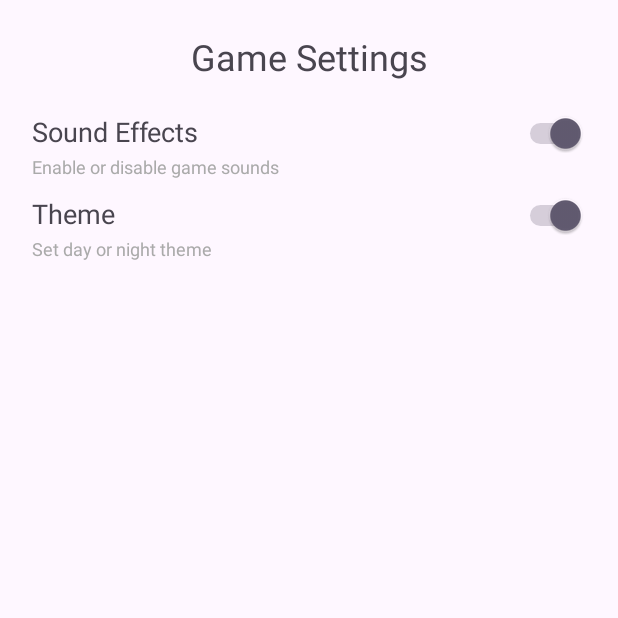
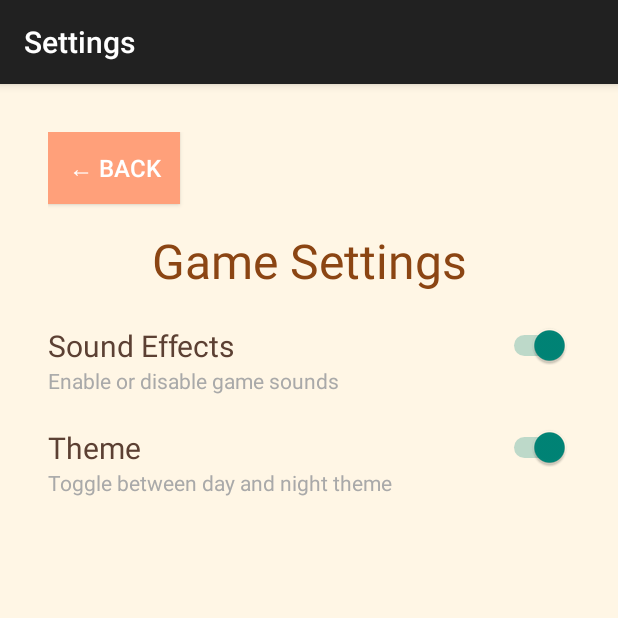
Before and after one commit to Vqli412/PetSimulator, an Android app: the SettingsActivity screen opened directly, with no data from a screen before it, on a phone screen of 412 x 824 dp, the top half of it. Run offline under Robolectric (Android 15) with nearby library versions, the phone set to English and light mode, and no system bars.

Commit message:
settings button, added night and day, changes setting view ui

```diff
--- a/app/src/main/java/com/example/finalproject/SettingsActivity.kt
+++ b/app/src/main/java/com/example/finalproject/SettingsActivity.kt
@@ -7,32 +7,34 @@ import androidx.appcompat.app.AppCompatActivity
 class SettingsActivity : AppCompatActivity() {
 
     override fun onCreate(savedInstanceState: Bundle?) {
-        super.onCreate(savedInstanceState)
-
         val prefs = getSharedPreferences(PREFS, Context.MODE_PRIVATE)
         val isDay = prefs.getBoolean(KEY_THEME_IS_DAY, true)
 
-        // Create the SettingsView
+        // Apply theme before super.onCreate
+        if (!isDay) {
+            setTheme(R.style.AppTheme_Night)
+        } else {
+            setTheme(R.style.AppTheme_Day)
+        }
+
+        super.onCreate(savedInstanceState)
+
         val settingsView = SettingsView(this).apply {
             setTitle("Game Settings")
 
-            // Load saved preferences (you would typically use SharedPreferences)
-            setInitialSettings(
-                soundEnabled = true, //default value
-                themeIsDay   = isDay
-            )
+            setInitialSettings(soundEnabled = true, themeIsDay = isDay)
 
-            // Set up toggle listeners
-            setOnSoundToggleChanged { isChecked ->
+            setOnSoundToggleChanged {
                 // Save sound preference
-                // Example: sharedPreferences.edit().putBoolean("sound_enabled", isChecked).apply()
             }
 
             setOnThemeToggleChanged { isChecked ->
-                val prefs = getSharedPreferences(PREFS, Context.MODE_PRIVATE)
-                prefs.edit()
-                    .putBoolean(KEY_THEME_IS_DAY, isChecked)
-                    .apply()
+                prefs.edit().putBoolean(KEY_THEME_IS_DAY, isChecked).apply()
+                recreate()
+            }
+
+            setOnBackButtonClicked {
+                finish() // Go back to PethomeActivity or previous screen
             }
         }
 
@@ -40,7 +42,7 @@ class SettingsActivity : AppCompatActivity() {
     }
 
     companion object {
-        val PREFS = "game_prefs"
-        val KEY_THEME_IS_DAY = "theme_is_day"
+        const val PREFS = "game_prefs"
+        const val KEY_THEME_IS_DAY = "theme_is_day"
     }
 }
--- a/app/src/main/java/com/example/finalproject/SettingsView.kt
+++ b/app/src/main/java/com/example/finalproject/SettingsView.kt
@@ -1,12 +1,11 @@
 package com.example.finalproject
 
 import android.content.Context
+import android.graphics.Color
 import android.util.AttributeSet
 import android.view.Gravity
-import android.widget.FrameLayout
-import android.widget.LinearLayout
-import android.widget.Switch
-import android.widget.TextView
+import android.widget.*
+import androidx.core.content.ContextCompat
 import androidx.core.view.setMargins
 
 class SettingsView @JvmOverloads constructor(
@@ -18,23 +17,38 @@ class SettingsView @JvmOverloads constructor(
     private val titleTextView: TextView
     private val soundSwitch: Switch
     private val themeSwitch: Switch
+    private val backButton: Button
 
     init {
-        // Set up the root layout
-        layoutParams = LayoutParams(LayoutParams.MATCH_PARENT, LayoutParams.MATCH_PARENT)
-        setPadding(32, 32, 32, 32)
+        setBackgroundColor(ContextCompat.getColor(context, R.color.stardew_bg)) // pastel background
 
-        // Create a vertical LinearLayout to hold all elements
         val mainLayout = LinearLayout(context).apply {
             orientation = LinearLayout.VERTICAL
-            layoutParams = LayoutParams(LayoutParams.MATCH_PARENT, LayoutParams.WRAP_CONTENT)
+            layoutParams = LayoutParams(LayoutParams.MATCH_PARENT, LayoutParams.MATCH_PARENT)
+            gravity = Gravity.CENTER_HORIZONTAL
+            setPadding(48, 48, 48, 48)
         }
 
-        // Title Text
+        // Back Button
+        backButton = Button(context).apply {
+            text = "← Back"
+            textSize = 16f
+            setBackgroundColor(ContextCompat.getColor(context, R.color.stardew_accent))
+            setTextColor(Color.WHITE)
+            layoutParams = LinearLayout.LayoutParams(
+                LinearLayout.LayoutParams.WRAP_CONTENT,
+                LinearLayout.LayoutParams.WRAP_CONTENT
+            ).apply {
+                gravity = Gravity.START
+                setMargins(0, 0, 0, 24)
+            }
+        }
+
         titleTextView = TextView(context).apply {
             text = "Settings"
-            textSize = 24f
+            textSize = 32f
             gravity = Gravity.CENTER
+            setTextColor(ContextCompat.getColor(context, R.color.stardew_title))
             layoutParams = LinearLayout.LayoutParams(
                 LinearLayout.LayoutParams.MATCH_PARENT,
                 LinearLayout.LayoutParams.WRAP_CONTENT
@@ -43,84 +57,54 @@ class SettingsView @JvmOverloads constructor(
             }
         }
 
-        // Sound Toggle
-        val soundContainer = createToggleContainer(
-            context,
-            "Sound Effects",
-            "Enable or disable game sounds"
-        )
+        // Containers
+        val soundContainer = createToggleContainer("Sound Effects", "Enable or disable game sounds")
         soundSwitch = Switch(context).apply {
             isChecked = true
         }
-        (soundContainer.layoutParams as LinearLayout.LayoutParams).setMargins(0, 0, 0, 16)
         soundContainer.addView(soundSwitch)
 
-        // Theme Toggle
-        val themeContainer = createToggleContainer(
-            context,
-            "Theme",
-            "Set day or night theme"
-        )
+        val themeContainer = createToggleContainer("Theme", "Toggle between day and night theme")
         themeSwitch = Switch(context).apply {
             isChecked = true
         }
         themeContainer.addView(themeSwitch)
 
-        // Add all views to main layout
+        // Add everything to layout
+        mainLayout.addView(backButton)
         mainLayout.addView(titleTextView)
         mainLayout.addView(soundContainer)
         mainLayout.addView(themeContainer)
 
-        // Add main layout to this custom view
         addView(mainLayout)
     }
 
-    private fun createToggleContainer(
-        context: Context,
-        title: String,
-        subtitle: String
-    ): LinearLayout {
+    private fun createToggleContainer(title: String, subtitle: String): LinearLayout {
         return LinearLayout(context).apply {
             orientation = LinearLayout.HORIZONTAL
             layoutParams = LinearLayout.LayoutParams(
                 LinearLayout.LayoutParams.MATCH_PARENT,
                 LinearLayout.LayoutParams.WRAP_CONTENT
-            )
+            ).apply {
+                setMargins(0, 0, 0, 32)
+            }
 
-            // Text container
             val textContainer = LinearLayout(context).apply {
                 orientation = LinearLayout.VERTICAL
-                layoutParams = LinearLayout.LayoutParams(
-                    0,
-                    LinearLayout.LayoutParams.WRAP_CONTENT,
-                    1f
-                )
+                layoutParams = LinearLayout.LayoutParams(0, LinearLayout.LayoutParams.WRAP_CONTENT, 1f)
             }
 
-            // Title
-            TextView(context).apply {
+            textContainer.addView(TextView(context).apply {
                 text = title
-                textSize = 18f
-                layoutParams = LinearLayout.LayoutParams(
-                    LinearLayout.LayoutParams.WRAP_CONTENT,
-                    LinearLayout.LayoutParams.WRAP_CONTENT
-                )
-                textContainer.addView(this)
-            }
+                textSize = 20f
+                setTextColor(ContextCompat.getColor(context, R.color.stardew_text))
+            })
 
-            // Subtitle
-            TextView(context).apply {
+            textContainer.addView(TextView(context).apply {
                 text = subtitle
-                textSize = 12f
-                setTextColor(resources.getColor(android.R.color.darker_gray))
-                layoutParams = LinearLayout.LayoutParams(
-                    LinearLayout.LayoutParams.WRAP_CONTENT,
-                    LinearLayout.LayoutParams.WRAP_CONTENT
-                ).apply {
-                    setMargins(0, 4, 0, 0)
-                }
-                textContainer.addView(this)
-            }
+                textSize = 14f
+                setTextColor(ContextCompat.getColor(context, R.color.stardew_hint))
+            })
 
             addView(textContainer)
         }
@@ -131,19 +115,19 @@ class SettingsView @JvmOverloads constructor(
     }
 
     fun setOnSoundToggleChanged(listener: (Boolean) -> Unit) {
-        soundSwitch.setOnCheckedChangeListener { _, isChecked ->
-            listener(isChecked)
-        }
+        soundSwitch.setOnCheckedChangeListener { _, isChecked -> listener(isChecked) }
     }
 
     fun setOnThemeToggleChanged(listener: (Boolean) -> Unit) {
-        themeSwitch.setOnCheckedChangeListener { _, isChecked ->
-            listener(isChecked)
-        }
+        themeSwitch.setOnCheckedChangeListener { _, isChecked -> listener(isChecked) }
     }
 
     fun setInitialSettings(soundEnabled: Boolean, themeIsDay: Boolean) {
         soundSwitch.isChecked = soundEnabled
         themeSwitch.isChecked = themeIsDay
     }
+
+    fun setOnBackButtonClicked(listener: () -> Unit) {
+        backButton.setOnClickListener { listener() }
+    }
 }
--- a/app/src/main/res/values/colors.xml
+++ b/app/src/main/res/values/colors.xml
@@ -3,4 +3,16 @@
     <color name="black">#FF000000</color>
     <color name="white">#FFFFFFFF</color>
     <color name="red">#FFFF0000</color>
+    <color name="day_background">#FFFFFF</color> <!-- White background for Day Theme -->
+    <color name="day_text">#000000</color>     <!-- Black text for Day Theme -->
+
+    <!-- Colors for Night Theme -->
+    <color name="night_background">#121212</color> <!-- Dark background for Night Theme -->
+    <color name="night_text">#FFFFFF</color>
+    <color name="stardew_bg">#FFF6E5</color> <!-- Light pastel yellow -->
+    <color name="stardew_accent">#FFA07A</color> <!-- Light salmon -->
+    <color name="stardew_text">#5C4033</color> <!-- Brownish text -->
+    <color name="stardew_hint">#A9A9A9</color> <!-- Light gray hint -->
+    <color name="stardew_title">#8B4513</color> <!-- SaddleBrown title -->
+
 </resources>
--- /dev/null
+++ b/app/src/main/res/values/styles.xml
@@ -0,0 +1,13 @@
+<resources>
+    <!-- Day Theme -->
+    <style name="AppTheme_Day" parent="Theme.AppCompat.Light.DarkActionBar">
+        <item name="android:windowBackground">@color/day_background</item>
+        <!-- Add other day-related styling -->
+    </style>
+
+    <!-- Night Theme -->
+    <style name="AppTheme_Night" parent="Theme.AppCompat.DayNight.DarkActionBar">
+        <item name="android:windowBackground">@color/night_background</item>
+        <!-- Add other night-related styling -->
+    </style>
+</resources>
```
Also changed, not shown: app/src/main/java/com/example/finalproject/PethomeActivity.kt (+30 -11 lines), app/src/main/java/com/example/finalproject/PethomeView.kt (+27 -20 lines), app/src/main/res/drawable/settings.png.
